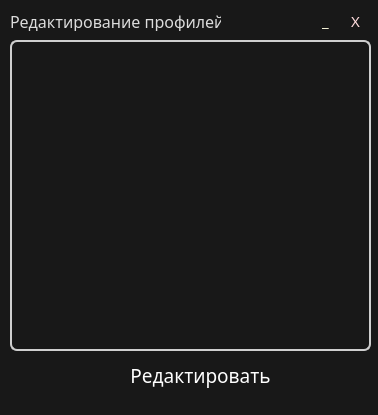
denipolis/arci-binder, file src/ui/profileListWindow.ui: the form before one commit.
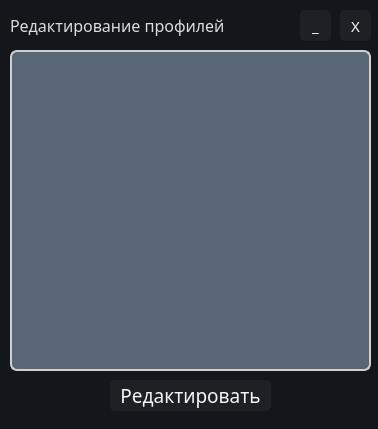
The form after the commit. Icons and pictures are not drawn.

Commit message: Not fully completed UI rewrite, now working on removing old modules / windows.

What changed in the file:
```diff
--- a/src/ui/profileListWindow.ui
+++ b/src/ui/profileListWindow.ui
@@ -7,7 +7,7 @@
     <x>0</x>
     <y>0</y>
     <width>378</width>
-    <height>415</height>
+    <height>429</height>
    </rect>
   </property>
   <property name="windowTitle">
@@ -19,9 +19,9 @@
   </property>
   <property name="styleSheet">
    <string notr="true">QWidget {
-	color: white;
-	font-family: Rubik;
-	background-color: #181818
+   background-color: #13171c;
+   color: #f5f5f5;
+   font-family:  Rubik;
 }
 
 QLineEdit {
@@ -30,7 +30,7 @@
 }
 
 QPushButton {
-    background-color: transparent;
+    background-color: #1d2024;
 	border: none;
  	border-collapse: separate;
 	border-radius: 5px;
@@ -54,17 +54,30 @@
     <property name="geometry">
      <rect>
       <x>10</x>
-      <y>40</y>
+      <y>50</y>
       <width>361</width>
-      <height>311</height>
+      <height>321</height>
      </rect>
     </property>
+    <property name="styleSheet">
+     <string notr="true">QWidget {
+   background-color: #586675;
+}
+
+QPushButton::hover {
+   background-color: #505d6b;
+}
+
+QPushButton::pressed {
+   background-color: #44515e;
+}</string>
+    </property>
    </widget>
    <widget class="QPushButton" name="editProfileButton">
     <property name="geometry">
      <rect>
-      <x>120</x>
-      <y>360</y>
+      <x>110</x>
+      <y>380</y>
       <width>161</width>
       <height>31</height>
      </rect>
@@ -76,63 +89,19 @@
      </font>
     </property>
     <property name="styleSheet">
-     <string notr="true">border-radius: 7px;</string>
+     <string notr="true"/>
     </property>
     <property name="text">
      <string>Редактировать</string>
     </property>
    </widget>
-   <widget class="QPushButton" name="closeButton">
-    <property name="geometry">
-     <rect>
-      <x>340</x>
-      <y>10</y>
-      <width>31</width>
-      <height>21</height>
-     </rect>
-    </property>
-    <property name="font">
-     <font>
-      <family>Rubik</family>
-      <pointsize>11</pointsize>
-     </font>
-    </property>
-    <property name="styleSheet">
-     <string notr="true">color: #ffdbdc;</string>
-    </property>
-    <property name="text">
-     <string>X</string>
-    </property>
-   </widget>
-   <widget class="QPushButton" name="minimizeButton">
-    <property name="geometry">
-     <rect>
-      <x>310</x>
-      <y>10</y>
-      <width>31</width>
-      <height>21</height>
-     </rect>
-    </property>
-    <property name="font">
-     <font>
-      <family>Rubik</family>
-      <pointsize>11</pointsize>
-     </font>
-    </property>
-    <property name="styleSheet">
-     <string notr="true">color: #fffde0;</string>
-    </property>
-    <property name="text">
-     <string>_</string>
-    </property>
-   </widget>
    <widget class="QLabel" name="title">
     <property name="geometry">
      <rect>
       <x>10</x>
       <y>10</y>
-      <width>211</width>
-      <height>21</height>
+      <width>231</width>
+      <height>31</height>
      </rect>
     </property>
     <property name="font">
@@ -155,8 +124,51 @@
      <string>&lt;html&gt;&lt;head/&gt;&lt;body&gt;&lt;p&gt;Редактирование профилей&lt;/p&gt;&lt;/body&gt;&lt;/html&gt;</string>
     </property>
    </widget>
+   <widget class="QPushButton" name="minimizeButton">
+    <property name="geometry">
+     <rect>
+      <x>300</x>
+      <y>10</y>
+      <width>31</width>
+      <height>31</height>
+     </rect>
+    </property>
+    <property name="font">
+     <font>
+      <family>Rubik</family>
+      <pointsize>11</pointsize>
+     </font>
+    </property>
+    <property name="styleSheet">
+     <string notr="true"/>
+    </property>
+    <property name="text">
+     <string>_</string>
+    </property>
+   </widget>
+   <widget class="QPushButton" name="closeButton">
+    <property name="geometry">
+     <rect>
+      <x>340</x>
+      <y>10</y>
+      <width>31</width>
+      <height>31</height>
+     </rect>
+    </property>
+    <property name="font">
+     <font>
+      <family>Rubik</family>
+      <pointsize>11</pointsize>
+     </font>
+    </property>
+    <property name="styleSheet">
+     <string notr="true"/>
+    </property>
+    <property name="text">
+     <string>X</string>
+    </property>
+   </widget>
   </widget>
-  <widget class="QStatusBar" name="statusbar"/>
   <action name="action">
    <property name="text">
     <string>Сбросить базу данных</string>
```
Left out of the diff: 8 changed lines with no effect on the pictures. The commit also changes 7 other files.
